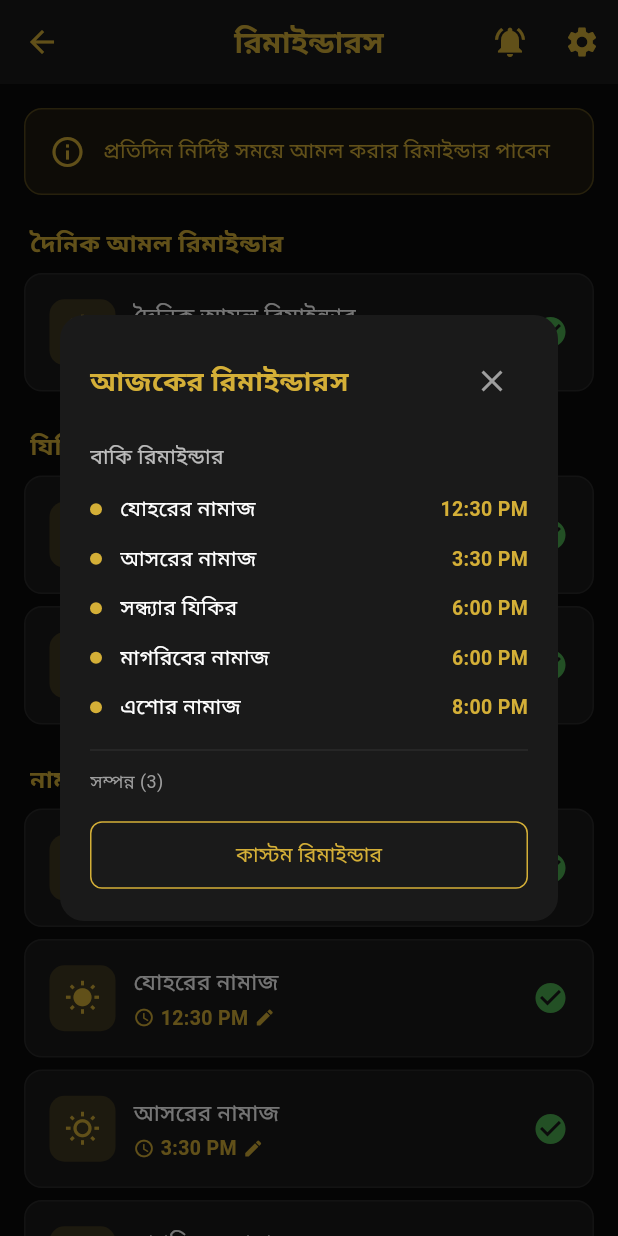
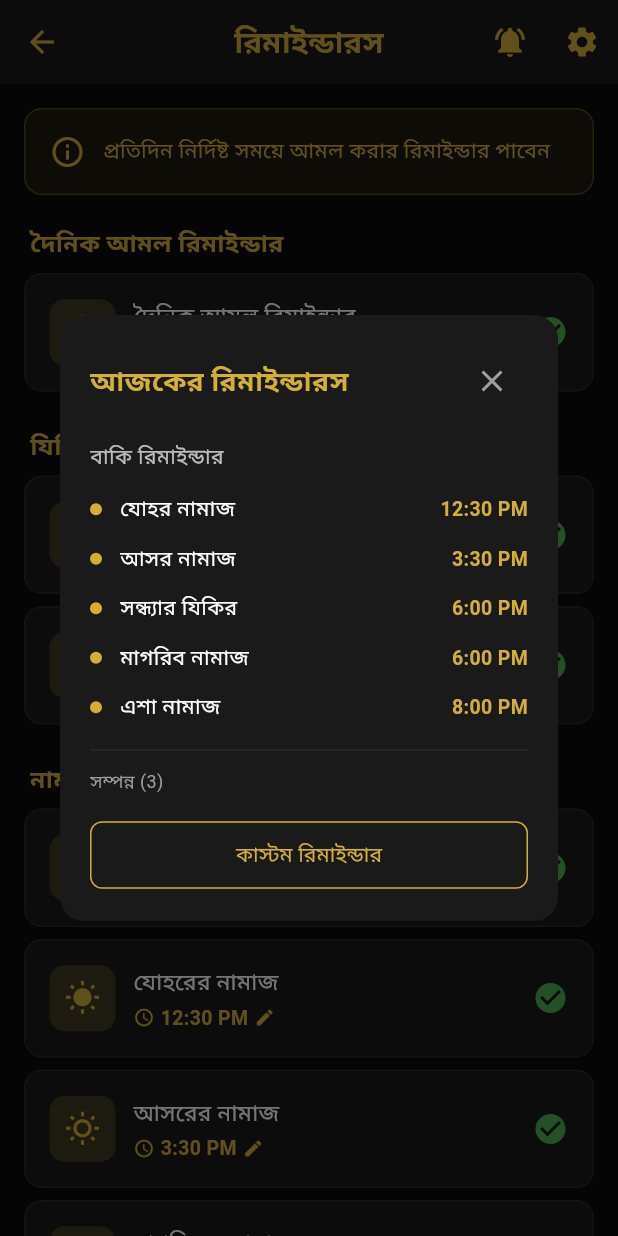
Before and after one commit to Arvi-Saleque/Islamic-Amal-Tracker, a Flutter app: the RemindersScreen screen opened directly, after a tap on the "notifications active" icon, on a phone screen of 412 x 824 dp. Run offline on Flutter 3.47's test engine with Material 3 defaults, Android fonts, the phone set to English and light mode, and no system bars; our stand-ins replace cloud_firestore, device_info_plus, easy_localization, firebase_auth, firebase_core, fl_chart and 9 more; missing offline and left inert: adhan_dart, android_intent_plus; accounts and stored records are empty.

Commit message:
Version bump to 1.0.5+7 - Ready for Play Store release

```diff
--- a/lib/presentation/screens/settings/reminders_screen.dart
+++ b/lib/presentation/screens/settings/reminders_screen.dart
@@ -705,7 +705,7 @@ class TodaysRemindersDialog extends StatelessWidget {
         final prayerReminderDateTime = DateTime(now.year, now.month, now.day,
             reminderTime.hour, reminderTime.minute);
         todaysReminders.add(ReminderItem(
-          title: '${CustomReminder.getPrayerBengaliName(prayer)}ের নামাজ',
+          title: '${CustomReminder.getPrayerBengaliName(prayer)} নামাজ',
           time: prayerReminderDateTime,
           isPassed: now.isAfter(prayerReminderDateTime),
         ));
--- a/pubspec.yaml
+++ b/pubspec.yaml
@@ -1,7 +1,7 @@
 name: amal_tracker
 description: Professional Bengali Islamic Amal (practice) tracker app with prayer times, dhikr counters, and analytics
 publish_to: 'none'
-version: 1.0.4+6
+version: 1.0.5+7
 
 environment:
   sdk: '>=3.0.0 <4.0.0'
```
Also changed, not shown: 1 other file.
